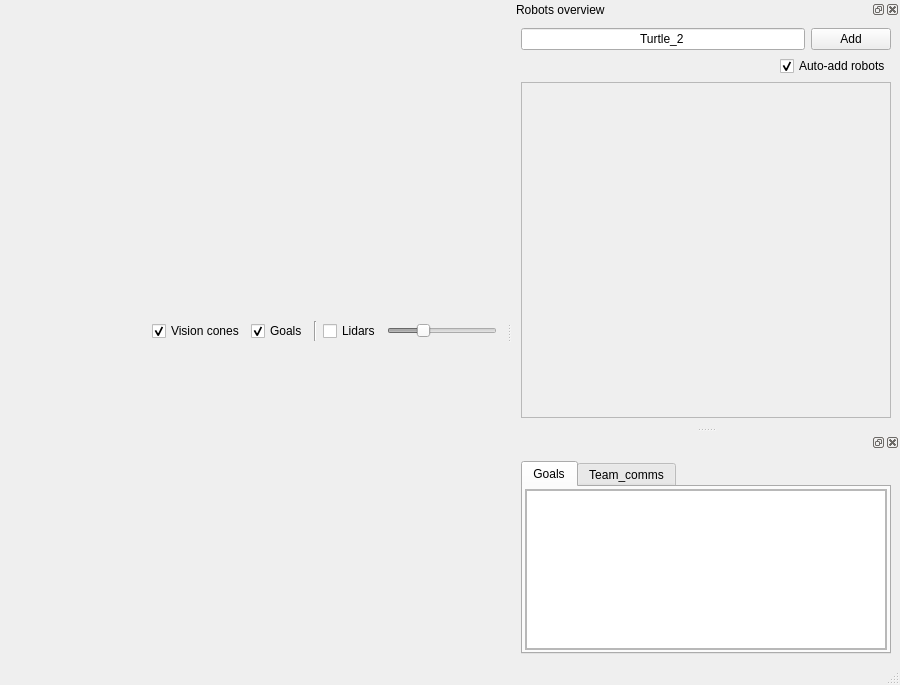
Above: rlb_viz/UIs/Main_v0.0.1.ui from vguillet/rlb_viz before the change. Below: the same form after it.
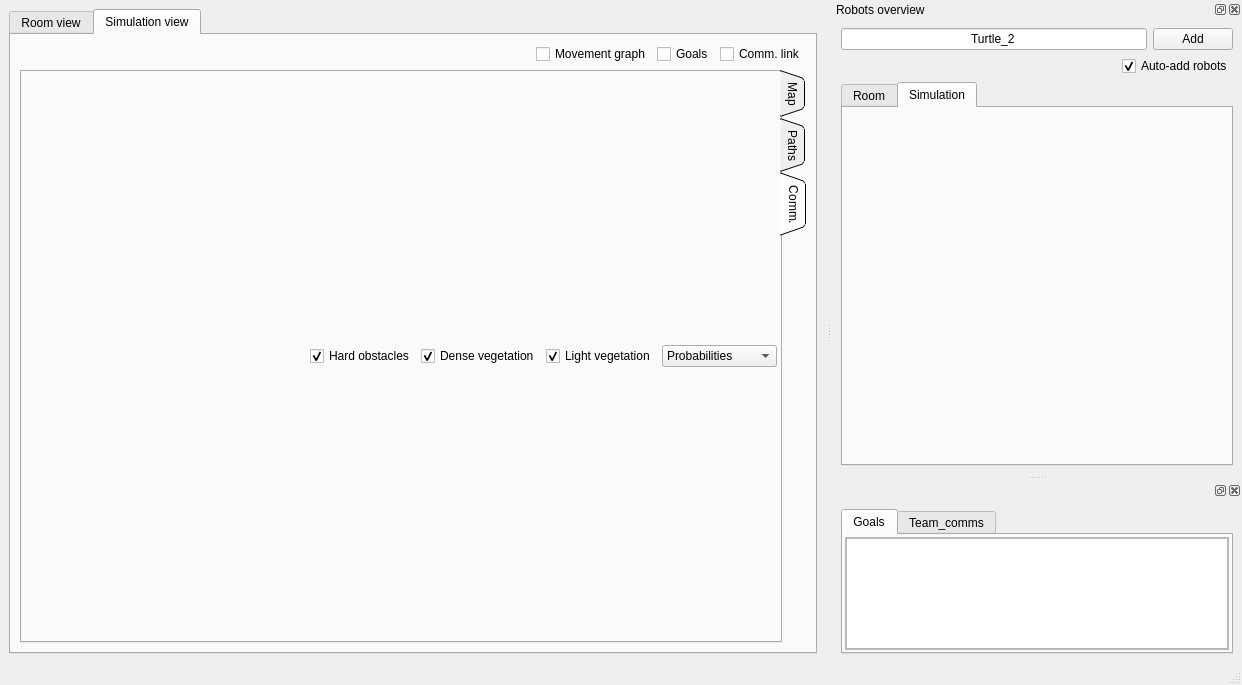
That is the form after the change. The open tabs and pages were chosen to show the change.

Commit message: started multi view refactor

The edit to the form file:
```diff
--- a/rlb_viz/UIs/Main_v0.0.1.ui
+++ b/rlb_viz/UIs/Main_v0.0.1.ui
@@ -6,7 +6,7 @@
    <rect>
     <x>0</x>
     <y>0</y>
-    <width>900</width>
+    <width>1242</width>
     <height>685</height>
    </rect>
   </property>
@@ -16,6 +16,16 @@
   <widget class="QWidget" name="centralwidget">
    <layout class="QVBoxLayout" name="verticalLayout">
     <item>
+     <widget class="QTabWidget" name="tabWidget">
+      <property name="currentIndex">
+       <number>0</number>
+      </property>
+      <widget class="QWidget" name="tab_3">
+       <attribute name="title">
+        <string>Room view</string>
+       </attribute>
+       <layout class="QVBoxLayout" name="verticalLayout_9">
+        <item>
      <layout class="QHBoxLayout" name="horizontalLayout_2">
       <item>
        <spacer name="horizontalSpacer">
@@ -89,7 +99,264 @@
      </layout>
     </item>
     <item>
-     <layout class="QVBoxLayout" name="main_layout"/>
+         <layout class="QVBoxLayout" name="main_layout_room"/>
+        </item>
+       </layout>
+      </widget>
+      <widget class="QWidget" name="tab_4">
+       <attribute name="title">
+        <string>Simulation view</string>
+       </attribute>
+       <layout class="QVBoxLayout" name="verticalLayout_11">
+        <property name="leftMargin">
+         <number>9</number>
+        </property>
+        <property name="topMargin">
+         <number>9</number>
+        </property>
+        <item>
+         <layout class="QHBoxLayout" name="horizontalLayout_4">
+          <property name="spacing">
+           <number>6</number>
+          </property>
+          <item>
+           <spacer name="horizontalSpacer_3">
+            <property name="orientation">
+             <enum>Qt::Horizontal</enum>
+            </property>
+            <property name="sizeHint" stdset="0">
+             <size>
+              <width>40</width>
+              <height>20</height>
+             </size>
+            </property>
+           </spacer>
+          </item>
+          <item>
+           <widget class="QCheckBox" name="checkBox">
+            <property name="text">
+             <string>Movement graph</string>
+            </property>
+           </widget>
+          </item>
+          <item>
+           <widget class="QCheckBox" name="checkBox_2">
+            <property name="text">
+             <string>Goals</string>
+            </property>
+           </widget>
+          </item>
+          <item>
+           <widget class="QCheckBox" name="checkBox_3">
+            <property name="text">
+             <string>Comm. link</string>
+            </property>
+           </widget>
+          </item>
+         </layout>
+        </item>
+        <item>
+         <widget class="QTabWidget" name="tabWidget_3">
+          <property name="tabPosition">
+           <enum>QTabWidget::East</enum>
+          </property>
+          <property name="tabShape">
+           <enum>QTabWidget::Triangular</enum>
+          </property>
+          <property name="currentIndex">
+           <number>0</number>
+          </property>
+          <property name="iconSize">
+           <size>
+            <width>16</width>
+            <height>16</height>
+           </size>
+          </property>
+          <property name="tabBarAutoHide">
+           <bool>false</bool>
+          </property>
+          <widget class="QWidget" name="tab_7">
+           <attribute name="title">
+            <string>Map</string>
+           </attribute>
+           <layout class="QVBoxLayout" name="verticalLayout_10">
+            <property name="leftMargin">
+             <number>3</number>
+            </property>
+            <property name="topMargin">
+             <number>3</number>
+            </property>
+            <property name="rightMargin">
+             <number>3</number>
+            </property>
+            <property name="bottomMargin">
+             <number>3</number>
+            </property>
+            <item>
+             <layout class="QHBoxLayout" name="horizontalLayout_7">
+              <item>
+               <spacer name="horizontalSpacer_6">
+                <property name="orientation">
+                 <enum>Qt::Horizontal</enum>
+                </property>
+                <property name="sizeHint" stdset="0">
+                 <size>
+                  <width>40</width>
+                  <height>20</height>
+                 </size>
+                </property>
+               </spacer>
+              </item>
+              <item>
+               <widget class="QCheckBox" name="checkBox_7">
+                <property name="text">
+                 <string>CheckBox</string>
+                </property>
+               </widget>
+              </item>
+             </layout>
+            </item>
+            <item>
+             <layout class="QVBoxLayout" name="main_layout_simulation_map"/>
+            </item>
+           </layout>
+          </widget>
+          <widget class="QWidget" name="tab_8">
+           <attribute name="title">
+            <string>Paths</string>
+           </attribute>
+           <layout class="QVBoxLayout" name="verticalLayout_14">
+            <property name="leftMargin">
+             <number>3</number>
+            </property>
+            <property name="topMargin">
+             <number>3</number>
+            </property>
+            <property name="rightMargin">
+             <number>3</number>
+            </property>
+            <property name="bottomMargin">
+             <number>3</number>
+            </property>
+            <item>
+             <layout class="QHBoxLayout" name="horizontalLayout_6">
+              <item>
+               <spacer name="horizontalSpacer_4">
+                <property name="orientation">
+                 <enum>Qt::Horizontal</enum>
+                </property>
+                <property name="sizeHint" stdset="0">
+                 <size>
+                  <width>40</width>
+                  <height>20</height>
+                 </size>
+                </property>
+               </spacer>
+              </item>
+              <item>
+               <widget class="QComboBox" name="comboBox_2"/>
+              </item>
+             </layout>
+            </item>
+            <item>
+             <layout class="QVBoxLayout" name="main_layout_simulation_paths"/>
+            </item>
+           </layout>
+          </widget>
+          <widget class="QWidget" name="tab_9">
+           <attribute name="title">
+            <string>Comm.</string>
+           </attribute>
+           <layout class="QVBoxLayout" name="verticalLayout_15">
+            <property name="leftMargin">
+             <number>3</number>
+            </property>
+            <property name="topMargin">
+             <number>3</number>
+            </property>
+            <property name="rightMargin">
+             <number>3</number>
+            </property>
+            <property name="bottomMargin">
+             <number>3</number>
+            </property>
+            <item>
+             <layout class="QHBoxLayout" name="horizontalLayout_5">
+              <item>
+               <spacer name="horizontalSpacer_5">
+                <property name="orientation">
+                 <enum>Qt::Horizontal</enum>
+                </property>
+                <property name="sizeHint" stdset="0">
+                 <size>
+                  <width>40</width>
+                  <height>20</height>
+                 </size>
+                </property>
+               </spacer>
+              </item>
+              <item>
+               <widget class="QCheckBox" name="checkBox_4">
+                <property name="text">
+                 <string>Hard obstacles</string>
+                </property>
+                <property name="checked">
+                 <bool>true</bool>
+                </property>
+               </widget>
+              </item>
+              <item>
+               <widget class="QCheckBox" name="checkBox_5">
+                <property name="text">
+                 <string>Dense vegetation</string>
+                </property>
+                <property name="checked">
+                 <bool>true</bool>
+                </property>
+               </widget>
+              </item>
+              <item>
+               <widget class="QCheckBox" name="checkBox_6">
+                <property name="text">
+                 <string>Light vegetation</string>
+                </property>
+                <property name="checked">
+                 <bool>true</bool>
+                </property>
+               </widget>
+              </item>
+              <item>
+               <widget class="QComboBox" name="comboBox">
+                <property name="minimumSize">
+                 <size>
+                  <width>115</width>
+                  <height>0</height>
+                 </size>
+                </property>
+                <item>
+                 <property name="text">
+                  <string>Probabilities</string>
+                 </property>
+                </item>
+                <item>
+                 <property name="text">
+                  <string>Binary</string>
+                 </property>
+                </item>
+               </widget>
+              </item>
+             </layout>
+            </item>
+            <item>
+             <layout class="QVBoxLayout" name="main_layout_simulation_comm"/>
+            </item>
+           </layout>
+          </widget>
+         </widget>
+        </item>
+       </layout>
+      </widget>
+     </widget>
     </item>
    </layout>
   </widget>
@@ -113,8 +380,8 @@
    </property>
    <property name="minimumSize">
     <size>
-     <width>388</width>
-     <height>171</height>
+     <width>410</width>
+     <height>222</height>
     </size>
    </property>
    <property name="windowTitle">
@@ -174,6 +441,16 @@
       </layout>
      </item>
      <item>
+      <widget class="QTabWidget" name="tabWidget_2">
+       <property name="currentIndex">
+        <number>0</number>
+       </property>
+       <widget class="QWidget" name="tab_5">
+        <attribute name="title">
+         <string>Room</string>
+        </attribute>
+        <layout class="QVBoxLayout" name="verticalLayout_2">
+         <item>
       <widget class="QScrollArea" name="scrollArea_2">
        <property name="sizePolicy">
         <sizepolicy hsizetype="Preferred" vsizetype="Expanding">
@@ -199,10 +476,10 @@
           <x>0</x>
           <y>0</y>
           <width>368</width>
-          <height>372</height>
-         </rect>
-        </property>
-        <layout class="QVBoxLayout" name="verticalLayout_2">
+              <height>307</height>
+             </rect>
+            </property>
+            <layout class="QVBoxLayout" name="verticalLayout_12">
          <item>
           <layout class="QVBoxLayout" name="fleet_overview_layout"/>
          </item>
@@ -225,6 +502,33 @@
      </item>
     </layout>
    </widget>
+       <widget class="QWidget" name="tab_6">
+        <attribute name="title">
+         <string>Simulation</string>
+        </attribute>
+        <layout class="QVBoxLayout" name="verticalLayout_13">
+         <item>
+          <layout class="QVBoxLayout" name="fleet_overview_layout_simulation"/>
+         </item>
+         <item>
+          <spacer name="verticalSpacer_2">
+           <property name="orientation">
+            <enum>Qt::Vertical</enum>
+           </property>
+           <property name="sizeHint" stdset="0">
+            <size>
+             <width>20</width>
+             <height>298</height>
+            </size>
+           </property>
+          </spacer>
+         </item>
+        </layout>
+       </widget>
+      </widget>
+     </item>
+    </layout>
+   </widget>
   </widget>
   <widget class="QDockWidget" name="RLB_msgs">
    <attribute name="dockWidgetArea">
@@ -264,8 +568,8 @@
              <rect>
               <x>0</x>
               <y>0</y>
-              <width>360</width>
-              <height>86</height>
+              <width>382</width>
+              <height>102</height>
              </rect>
             </property>
             <layout class="QVBoxLayout" name="verticalLayout_7">
```
Left out of the diff: 27 changed lines with no effect on the pictures. Lines whose indentation alone changed are shown as unchanged. The commit also changes 7 other files.
